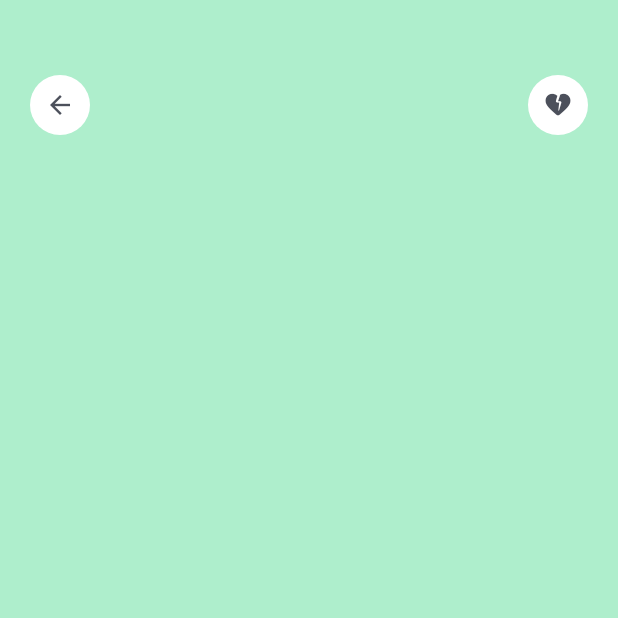
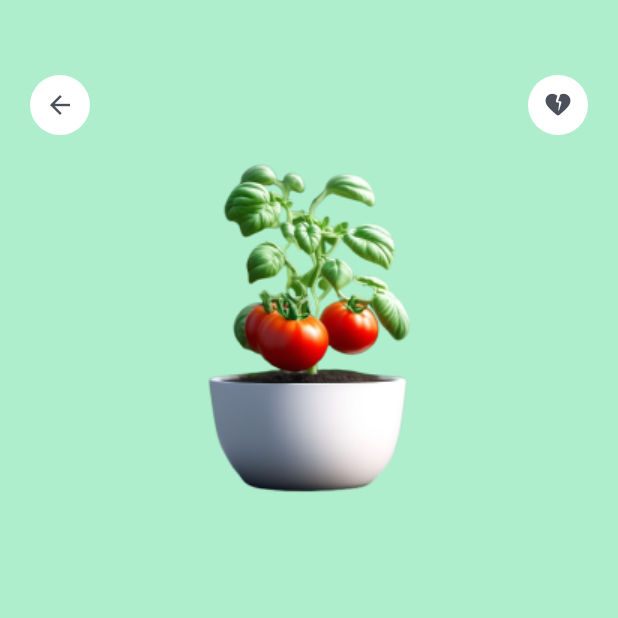
Before and after one commit to Joelp13/SoilSage, a Flutter app: the TomatoScreen screen opened directly, on a phone screen of 412 x 824 dp, the top half of it. Run offline on Flutter 3.47's test engine with Material 2 defaults, Android fonts, the phone set to English and light mode, and no system bars; our stand-ins replace geolocator; missing offline and left inert: dart:js.

Commit message:
Image Center

```diff
--- a/lib/Screens/tomato_screen.dart
+++ b/lib/Screens/tomato_screen.dart
@@ -47,7 +47,12 @@ class TomatoScreen extends StatelessWidget {
                 ),
               )
             ],
-          )
+          ),
+          Center(
+              child: Image.asset(
+            "assets/images/img1.png",
+            height: 250,
+          )),
         ],
       ),
     );
```
